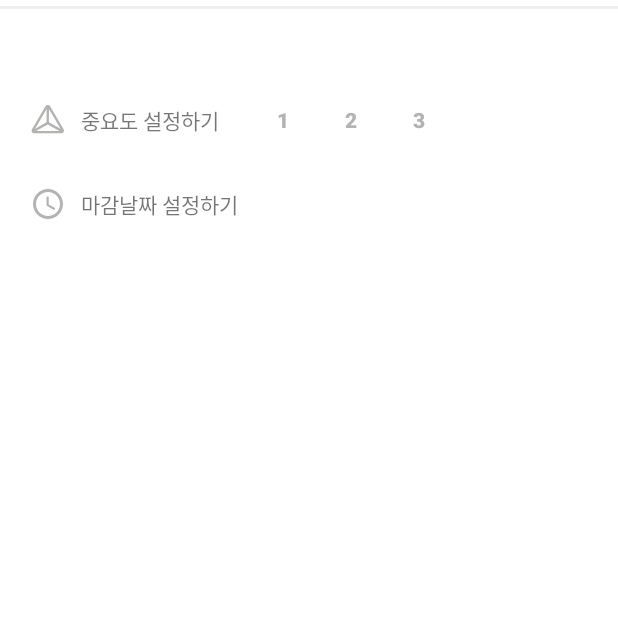
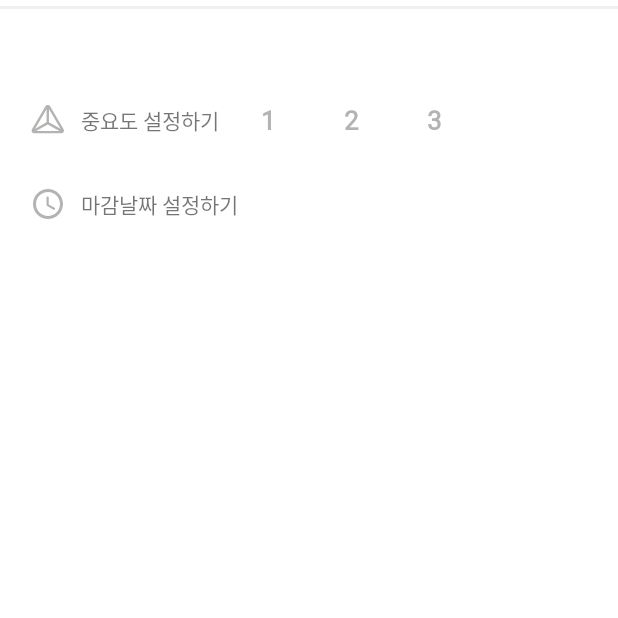
Before and after one commit to KimYuJeongg/DoDo, an Android app: the AddActivity screen opened directly, with no data from a screen before it, on a phone screen of 412 x 824 dp, the part 451-1069 px from its top. Run offline under Robolectric (Android 15) with nearby library versions, the phone set to English and light mode, and no system bars.

Commit message:
Add importance number font

```diff
--- /dev/null
+++ b/app/src/main/res/font/font.xml
@@ -0,0 +1,6 @@
+<?xml version="1.0" encoding="utf-8"?>
+<font-family xmlns:android="http://schemas.android.com/apk/res/android">
+    <font android:fontStyle="normal"
+        android:fontWeight="400"
+        android:font="@font/samliphopangche"/>
+</font-family>
--- a/app/src/main/res/layout/activity_add.xml
+++ b/app/src/main/res/layout/activity_add.xml
@@ -78,30 +78,17 @@
 
             <Button
                 android:id="@+id/importance1"
-                android:layout_width="45dp"
-                android:layout_height="wrap_content"
-                android:layout_marginStart="20dp"
-                android:background="@color/transparent"
-                android:textColor="@color/gray_2"
-                android:textStyle="bold"
+                style="@style/importance_number_style"
                 android:text="1" />
 
             <Button
                 android:id="@+id/importance2"
-                android:layout_width="45dp"
-                android:layout_height="wrap_content"
-                android:background="@color/transparent"
-                android:textColor="@color/gray_2"
-                android:textStyle="bold"
+                style="@style/importance_number_style"
                 android:text="2" />
 
             <Button
                 android:id="@+id/importance3"
-                android:layout_width="45dp"
-                android:layout_height="wrap_content"
-                android:background="@color/transparent"
-                android:textColor="@color/gray_2"
-                android:textStyle="bold"
+                style="@style/importance_number_style"
                 android:text="3" />
 
         </LinearLayout>
--- /dev/null
+++ b/app/src/main/res/values/style.xml
@@ -0,0 +1,13 @@
+<?xml version="1.0" encoding="utf-8"?>
+<resources>
+    <style name="importance_number_style">
+        <item name="android:background">@color/transparent</item>
+        <item name="android:layout_width">45dp</item>
+        <item name="android:layout_height">wrap_content</item>
+        <item name="android:layout_marginStart">10dp</item>
+        <item name="android:textColor">@color/gray_2</item>
+        <item name="android:textSize">17sp</item>
+        <item name="android:textStyle">bold</item>
+        <item name="fontFamily">@font/samliphopangche</item>
+    </style>
+</resources>
```
Also changed, not shown: 1 other file.
